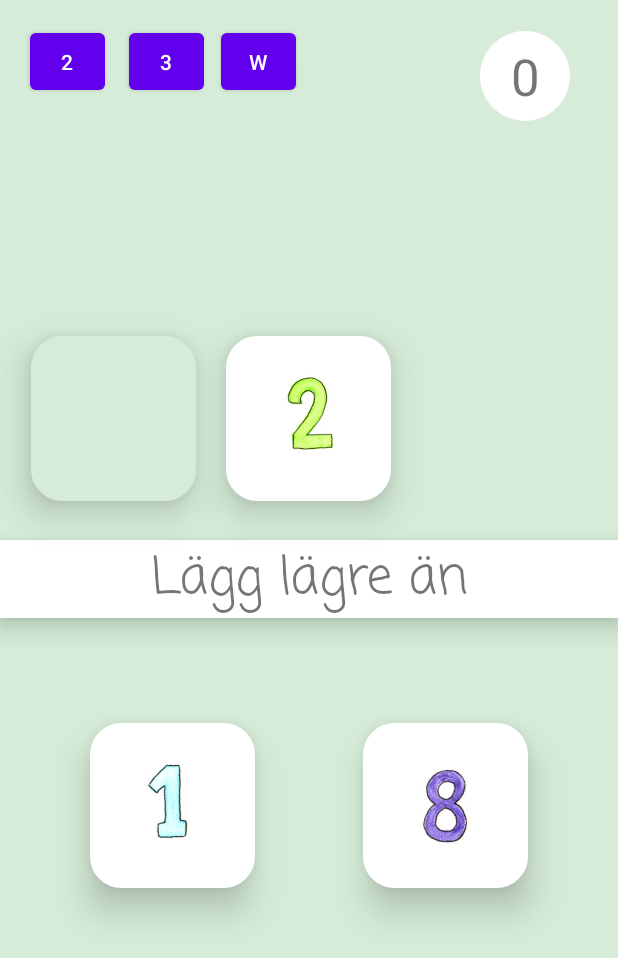
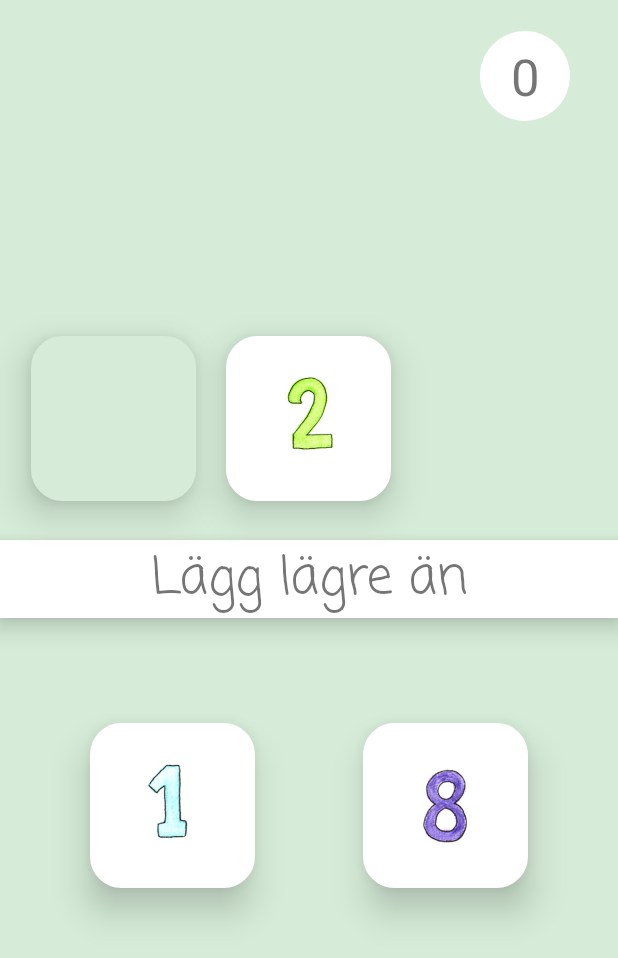
Before and after one commit to Noccis/TonisApp, an Android app: the screen it shows after launch (MainActivity), on a phone screen of 412 x 824 dp. Shown: the top 958 px of the screen. Run offline under Robolectric (Android 15) with nearby library versions, the phone set to English and light mode, and no system bars.

Commit message:
All done

```diff
--- a/app/src/main/res/layout/activity_main.xml
+++ b/app/src/main/res/layout/activity_main.xml
@@ -152,38 +152,5 @@
         app:layout_constraintEnd_toEndOf="parent"
         app:layout_constraintStart_toEndOf="@+id/mainNrView"  />
 
-    <Button
-        android:id="@+id/lvl2Button"
-        android:layout_width="50dp"
-        android:layout_height="50dp"
-        android:layout_marginStart="20dp"
-        android:layout_marginTop="16dp"
-        android:onClick="startLvl2Activity"
-        android:text="2"
-        app:layout_constraintStart_toStartOf="parent"
-        app:layout_constraintTop_toTopOf="parent" />
-
-    <Button
-        android:id="@+id/lvl3Button"
-        android:layout_width="50dp"
-        android:layout_height="50dp"
-        android:layout_marginStart="16dp"
-        android:layout_marginTop="16dp"
-        android:onClick="startLvl3Activity"
-        android:text="3"
-        app:layout_constraintStart_toEndOf="@+id/lvl2Button"
-        app:layout_constraintTop_toTopOf="parent" />
-
-    <Button
-        android:id="@+id/winButton"
-        android:layout_width="50dp"
-        android:layout_height="50dp"
-        android:layout_marginStart="11dp"
-        android:layout_marginTop="16dp"
-        android:onClick="startWinActivity"
-        android:text="w"
-        app:layout_constraintStart_toEndOf="@+id/lvl3Button"
-        app:layout_constraintTop_toTopOf="parent" />
-
 
 </androidx.constraintlayout.widget.ConstraintLayout>
```
Also changed, not shown: app/src/main/java/com/example/tonisapp/MainActivity.kt (+0 -29 lines).
